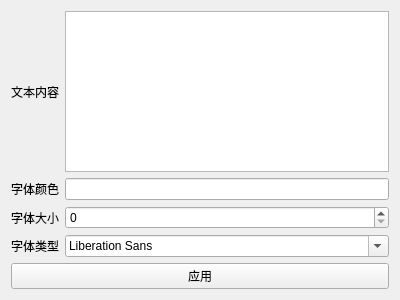
Old version of the form settingwidget.ui in the repository MonoYuan/wallnote.
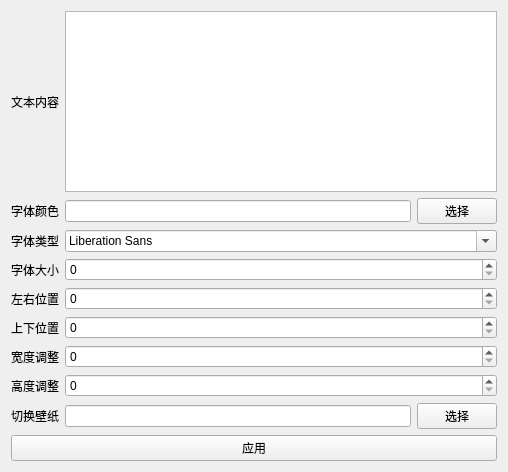
New version of the form. Icons and pictures are not drawn.

```diff
--- a/settingwidget.ui
+++ b/settingwidget.ui
@@ -6,27 +6,35 @@
    <rect>
     <x>0</x>
     <y>0</y>
-    <width>400</width>
-    <height>300</height>
+    <width>508</width>
+    <height>472</height>
    </rect>
   </property>
   <property name="windowTitle">
    <string>Form</string>
   </property>
   <layout class="QGridLayout" name="gridLayout">
-   <item row="2" column="1">
+   <item row="4" column="0">
+    <widget class="QLabel" name="label_5">
+     <property name="text">
+      <string>左右位置</string>
+     </property>
+    </widget>
+   </item>
+   <item row="3" column="1" colspan="2">
     <widget class="QSpinBox" name="fontSize"/>
    </item>
-   <item row="1" column="1">
-    <widget class="QLineEdit" name="fontColor"/>
+   <item row="6" column="0">
+    <widget class="QLabel" name="label_7">
+     <property name="text">
+      <string>宽度调整</string>
+     </property>
+    </widget>
    </item>
-   <item row="3" column="1">
-    <widget class="QFontComboBox" name="fontFamily"/>
-   </item>
-   <item row="2" column="0">
-    <widget class="QLabel" name="label_3">
+   <item row="7" column="0">
+    <widget class="QLabel" name="label_8">
      <property name="text">
-      <string>字体大小</string>
+      <string>高度调整</string>
      </property>
     </widget>
    </item>
@@ -37,30 +45,102 @@
      </property>
     </widget>
    </item>
-   <item row="0" column="1">
-    <widget class="QTextEdit" name="textContext"/>
+   <item row="4" column="1" colspan="2">
+    <widget class="QSpinBox" name="horizontal">
+     <property name="maximum">
+      <number>3000</number>
+     </property>
+    </widget>
    </item>
-   <item row="3" column="0">
+   <item row="5" column="1" colspan="2">
+    <widget class="QSpinBox" name="vertical">
+     <property name="maximum">
+      <number>3000</number>
+     </property>
+    </widget>
+   </item>
+   <item row="8" column="2">
+    <widget class="QPushButton" name="wallpaperBtn">
+     <property name="text">
+      <string>选择</string>
+     </property>
+    </widget>
+   </item>
+   <item row="0" column="0">
+    <widget class="QLabel" name="label">
+     <property name="text">
+      <string>文本内容</string>
+     </property>
+    </widget>
+   </item>
+   <item row="7" column="1" colspan="2">
+    <widget class="QSpinBox" name="height">
+     <property name="maximum">
+      <number>3000</number>
+     </property>
+    </widget>
+   </item>
+   <item row="2" column="1" colspan="2">
+    <widget class="QFontComboBox" name="fontFamily"/>
+   </item>
+   <item row="5" column="0">
+    <widget class="QLabel" name="label_6">
+     <property name="text">
+      <string>上下位置</string>
+     </property>
+    </widget>
+   </item>
+   <item row="6" column="1" colspan="2">
+    <widget class="QSpinBox" name="width">
+     <property name="maximum">
+      <number>3000</number>
+     </property>
+    </widget>
+   </item>
+   <item row="2" column="0">
     <widget class="QLabel" name="label_4">
      <property name="text">
       <string>字体类型</string>
      </property>
     </widget>
    </item>
-   <item row="4" column="0" colspan="2">
+   <item row="3" column="0">
+    <widget class="QLabel" name="label_3">
+     <property name="text">
+      <string>字体大小</string>
+     </property>
+    </widget>
+   </item>
+   <item row="9" column="0" colspan="3">
     <widget class="QPushButton" name="pushButton">
      <property name="text">
       <string>应用</string>
      </property>
     </widget>
    </item>
-   <item row="0" column="0">
-    <widget class="QLabel" name="label">
+   <item row="0" column="1" colspan="2">
+    <widget class="QTextEdit" name="textContext"/>
+   </item>
+   <item row="1" column="2">
+    <widget class="QPushButton" name="colorSelect">
      <property name="text">
-      <string>文本内容</string>
+      <string>选择</string>
      </property>
     </widget>
    </item>
+   <item row="8" column="0">
+    <widget class="QLabel" name="label_9">
+     <property name="text">
+      <string>切换壁纸</string>
+     </property>
+    </widget>
+   </item>
+   <item row="8" column="1">
+    <widget class="QLineEdit" name="wallpaperText"/>
+   </item>
+   <item row="1" column="1">
+    <widget class="QLineEdit" name="fontColor"/>
+   </item>
   </layout>
  </widget>
  <resources/>
```
Left out of the diff: 10 changed lines with no effect on the pictures.
